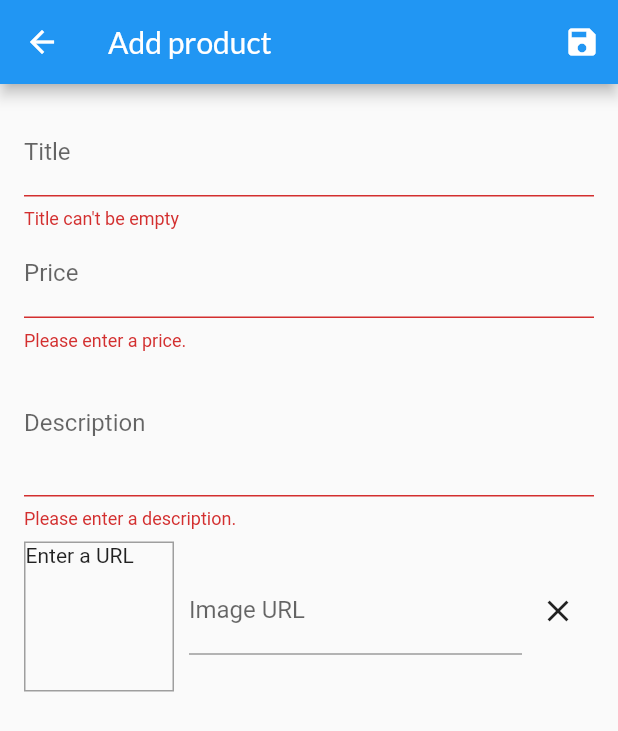
After one commit to Reyst/udemy_shop, a Flutter app: the EditProductScreen screen opened by its route, after a tap on the "save" icon, on a phone screen of 412 x 824 dp. The commit adds this screen. Shown: the top 731 px of the screen. Run offline on Flutter 3.47's test engine with Material 2 defaults, Android fonts, the phone set to English and light mode, and no system bars; network calls fail.

Commit message:
add availability to edit list i=of products

```diff
--- a/lib/data/products_provider.dart
+++ b/lib/data/products_provider.dart
@@ -62,4 +62,14 @@ class ProductProvider with ChangeNotifier {
     _favorites.remove(product.id);
     notifyListeners();
   }
+
+  void setProduct(Product product) {
+
+    final index = _loadedProducts.indexWhere((item) => item.id == product.id);
+
+    if(index == -1) _loadedProducts.add(product);
+    else _loadedProducts[index] = product;
+
+    notifyListeners();
+  }
 }
--- a/lib/routes.dart
+++ b/lib/routes.dart
@@ -1,5 +1,6 @@
 import 'package:flutter/material.dart';
 
+import 'screens/edit_product_screen.dart';
 import 'screens/cart_screen.dart';
 import 'screens/order_list_screen.dart';
 import 'screens/product_detail_screen.dart';
@@ -12,4 +13,5 @@ Map<String, WidgetBuilder> routes = <String, WidgetBuilder>{
   CartScreen.route: (ctx) => CartScreen(),
   OrderListScreen.route: (ctx) => OrderListScreen(),
   ProductsManagementScreen.route: (ctx) => ProductsManagementScreen(),
+  EditProductScreen.route: (ctx) => EditProductScreen.forNavigation(ctx),
 };
--- /dev/null
+++ b/lib/screens/edit_product_screen.dart
@@ -0,0 +1,194 @@
+import 'package:flutter/material.dart';
+import 'package:provider/provider.dart';
+import 'package:uuid/uuid.dart';
+
+import '../data/products_provider.dart';
+import '../models/product.dart';
+
+class EditProductScreen extends StatefulWidget {
+  static const String route = "/product-edit";
+
+  final Product product;
+
+  const EditProductScreen({this.product});
+
+  EditProductScreen.forNavigation(BuildContext ctx) : this(product: _obtainRouteParameter(ctx));
+
+  @override
+  _EditProductScreenState createState() => _EditProductScreenState();
+
+  static Product _obtainRouteParameter(BuildContext ctx) {
+    try {
+      return ModalRoute.of(ctx).settings.arguments as Product;
+    } catch (e) {
+      return null;
+    }
+  }
+}
+
+class _EditProductScreenState extends State<EditProductScreen> {
+  bool _createFlag;
+
+  String _title;
+  String _description;
+  double _price;
+  String _imageUrl;
+
+  final _formKey = GlobalKey<FormState>();
+  final _imageUrlFocus = FocusNode();
+  final _imageUrlController = TextEditingController();
+
+  @override
+  void initState() {
+    _createFlag = widget.product == null;
+
+    _title = widget.product?.title ?? "";
+    _description = widget.product?.description ?? "";
+    _imageUrl = widget.product?.imageUrl ?? "";
+    _price = widget.product?.price ?? 0.0;
+
+    _imageUrlController.text = _imageUrl;
+    _imageUrlFocus.addListener(_updateImage);
+
+    super.initState();
+  }
+
+  @override
+  void dispose() {
+    _imageUrlFocus.dispose();
+    _imageUrlController.dispose();
+    super.dispose();
+  }
+
+  @override
+  Widget build(BuildContext context) {
+    final screenTitle = _createFlag ? "Add product" : "Edit product";
+
+    return Scaffold(
+      appBar: AppBar(
+        title: Text(screenTitle),
+        actions: [IconButton(icon: Icon(Icons.save), onPressed: _saveProduct)],
+      ),
+      body: Form(
+        key: _formKey,
+        child: SingleChildScrollView(
+          child: Padding(
+            padding: const EdgeInsets.all(16.0),
+            child: Column(
+              children: [
+                TextFormField(
+                  decoration: InputDecoration(labelText: 'Title'),
+                  initialValue: _title,
+                  keyboardType: TextInputType.text,
+                  textInputAction: TextInputAction.next,
+                  onSaved: (value) => _title = value,
+                  validator: (value) {
+                    if (value.isEmpty) return "Title can't be empty";
+                    return null;
+                  },
+                ),
+                TextFormField(
+                  decoration: InputDecoration(labelText: 'Price'),
+                  initialValue: _price == 0.0 ? "" : _price.toStringAsFixed(2),
+//                  onChanged: (value) => _price = double.parse(value),
+                  keyboardType: TextInputType.numberWithOptions(decimal: true),
+                  textInputAction: TextInputAction.next,
+                  onSaved: (value) => _price = double.parse(value),
+                  validator: _validatePrice,
+                ),
+                TextFormField(
+                  decoration: InputDecoration(labelText: 'Description'),
+                  initialValue: _description,
+                  maxLines: 3,
+                  keyboardType: TextInputType.multiline,
+                  onSaved: (value) => _description = value,
+                  validator: _validateDescription,
+                ),
+                Row(
+                  children: [
+                    Container(
+                      width: 100,
+                      height: 100,
+                      margin: EdgeInsets.only(top: 8, right: 10),
+                      decoration: BoxDecoration(border: Border.all(width: 1, color: Colors.grey)),
+                      child: _imageUrl.isEmpty
+                          ? Text('Enter a URL')
+                          : FittedBox(
+                              child: Image.network(
+                                _imageUrl,
+                                fit: BoxFit.cover,
+                              ),
+                            ),
+                    ),
+                    Expanded(
+                      child: TextFormField(
+                        decoration: InputDecoration(labelText: 'Image URL'),
+                        keyboardType: TextInputType.url,
+                        textInputAction: TextInputAction.done,
+                        controller: _imageUrlController,
+                        focusNode: _imageUrlFocus,
+                        onEditingComplete: _saveProduct,
+                        onSaved: (value) => _imageUrl = value,
+                      ),
+                    ),
+                    IconButton(icon: Icon(Icons.clear), onPressed: _clearUrl),
+                  ],
+                ),
+              ],
+            ),
+          ),
+        ),
+      ),
+    );
+  }
+
+  String _validatePrice(value) {
+    if (value.isEmpty) return 'Please enter a price.';
+
+    var price = double.tryParse(value);
+    if (price == null) return 'Please enter a valid number.';
+    if (price <= 0) return 'Please enter a number greater than zero.';
+
+    return null;
+  }
+
+  String _validateDescription(String value) {
+    if (value.isEmpty) return 'Please enter a description.';
+    if (value.length < 10) return 'Description must be at least 10 characters long.';
+
+    return null;
+  }
+
+  void _saveProduct() {
+    var formState = _formKey.currentState;
+
+    if (formState.validate()) {
+      formState.save();
+
+      final product = Product(
+        id: _createFlag ? Uuid().v4().toUpperCase() : widget.product.id,
+        title: _title,
+        description: _description,
+        imageUrl: _imageUrl,
+        price: _price,
+      );
+
+      context.read<ProductProvider>().setProduct(product);
+      Navigator.of(context).pop();
+    }
+  }
+
+  void _updateImage() {
+    if (!_imageUrlFocus.hasFocus)
+      setState(() {
+        _imageUrl = _imageUrlController.text;
+      });
+  }
+
+  void _clearUrl() {
+    setState(() {
+      _imageUrl = "";
+      _imageUrlController.text = "";
+    });
+  }
+}
--- a/lib/screens/products_management_screen.dart
+++ b/lib/screens/products_management_screen.dart
@@ -1,6 +1,7 @@
 import 'package:flutter/material.dart';
 import 'package:provider/provider.dart';
 
+import 'edit_product_screen.dart';
 import '../global/dialogs.dart';
 import '../models/product.dart';
 import '../data/products_provider.dart';
@@ -18,7 +19,7 @@ class ProductsManagementScreen extends StatelessWidget {
         actions: [
           IconButton(
             icon: Icon(Icons.add),
-            onPressed: () {},
+            onPressed: () => Navigator.of(context).pushNamed(EditProductScreen.route),
           ),
         ],
       ),
@@ -30,6 +31,7 @@ class ProductsManagementScreen extends StatelessWidget {
           itemBuilder: (ctx, index) => ProductListItem(
             product: provider.loadedProducts[index],
             onDeleteAction: (product) => _confirmAndDelete(ctx, product),
+            onEditAction: (product) => _editProduct(ctx, product),
           ),
         ),
       ),
@@ -46,4 +48,8 @@ class ProductsManagementScreen extends StatelessWidget {
       }
     });
   }
+
+  void _editProduct(BuildContext context, Product product) {
+    Navigator.of(context).pushNamed(EditProductScreen.route, arguments: product);
+  }
 }
```
